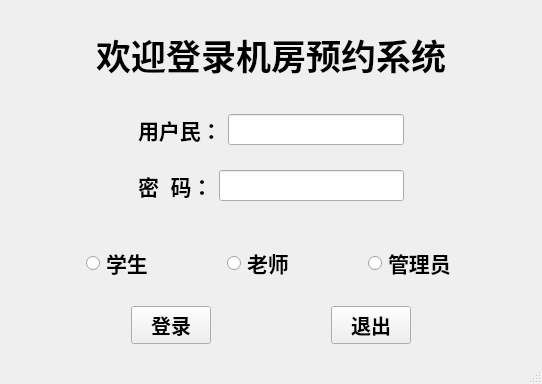
Before: the Qt Designer form Qt-sourcefile/registerinterface.ui in 068402-703a/Qt-Classroom-reservation-system, drawn with Qt 5.
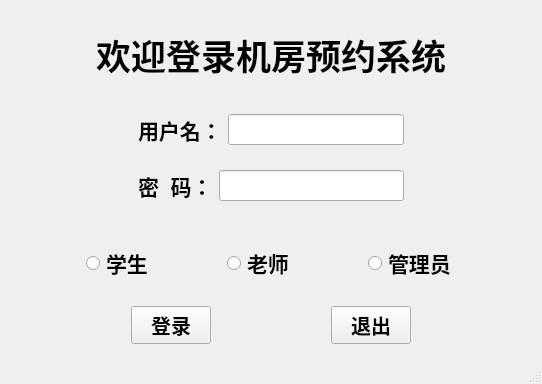
After: the same form once the commit is applied.

Patch:
```diff
--- a/Qt-sourcefile/registerinterface.ui
+++ b/Qt-sourcefile/registerinterface.ui
@@ -435,7 +435,7 @@
                  </font>
                 </property>
                 <property name="text">
-                 <string>用户民：</string>
+                 <string>用户名：</string>
                 </property>
                </widget>
               </item>
```
